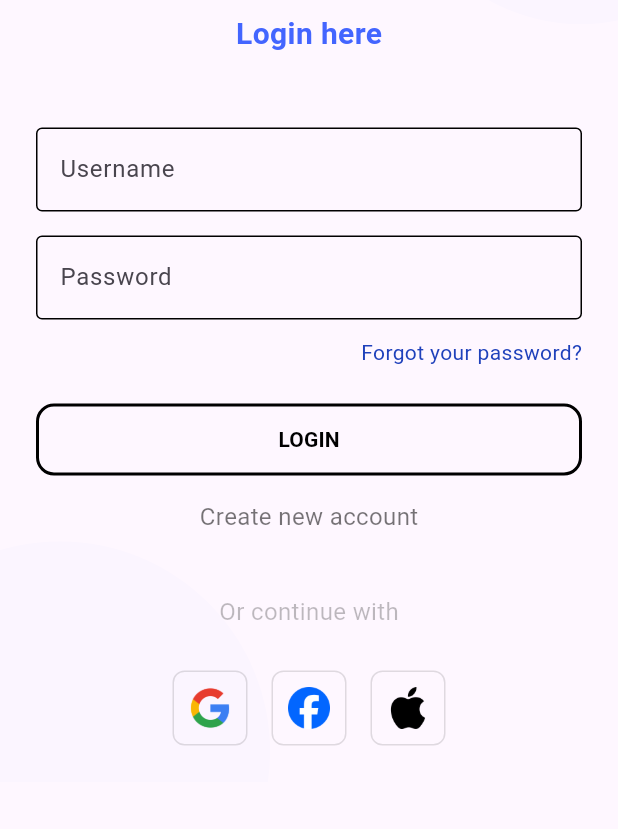
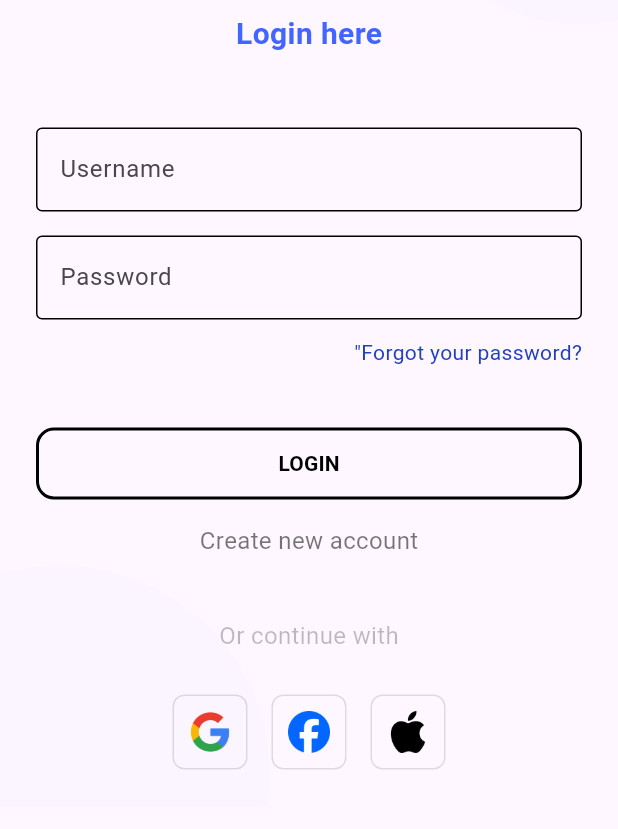
Before and after one commit to Reyhankunlah/TugasFlutterToDoList_22_03, a Flutter app: the screen it shows after launch, after a tap on "LOGIN", on a phone screen of 412 x 824 dp, the part 201-1030 px from its top. Run offline on Flutter 3.47's test engine with Material 3 defaults, Android fonts, the phone set to English and light mode, and no system bars; our stand-ins replace get.

```diff
--- a/lib/Bindings/appBinding.dart
+++ b/lib/Bindings/appBinding.dart
@@ -10,6 +10,6 @@ class Appbinding extends Bindings {
     Get.lazyPut(() => LoginpageController());
     Get.lazyPut(() => EditTodoController(), fenix: true);
     Get.lazyPut(() => MainnavController(), fenix: true);
-    Get.lazyPut(() => TaskController(), fenix: true); // <— cukup lazyPut
+    Get.lazyPut(() => TaskController(), fenix: true);
   }
 }
--- a/lib/Controllers/loginPage_controller.dart
+++ b/lib/Controllers/loginPage_controller.dart
@@ -29,7 +29,7 @@ class LoginpageController extends GetxController {
     isLoading.value = false;
 
     // pindah halaman
-    Get.toNamed(AppRoutes.mainNavPage);
+    Get.offNamed(AppRoutes.mainNavPage);
   }
 
   @override
--- a/lib/Pages/login_page.dart
+++ b/lib/Pages/login_page.dart
@@ -85,14 +85,12 @@ class LoginPage extends StatelessWidget {
                   // ===== Forgot password =====
                   Align(
                     alignment: Alignment.centerRight,
-                    child: GestureDetector(
+                    child: InkWell(
                       onTap: () {},
-                      child: Text(
-                        "Forgot your password?",
-                        style: TextStyle(
-                          color: CustomColor.blueSecondary,
-                          fontSize: 14,
-                        ),
+                      child: CustomText(
+                        myText: '"Forgot your password?',
+                        fontColor: CustomColor.blueSecondary,
+                        fontSize: 14,
                       ),
                     ),
                   ),
@@ -118,7 +116,7 @@ class LoginPage extends StatelessWidget {
 
                   // ===== Create account =====
                   Center(
-                    child: GestureDetector(
+                    child: InkWell(
                       onTap: () {},
                       child: const CustomText(
                         myText: 'Create new account',
--- a/lib/Routes/pages.dart
+++ b/lib/Routes/pages.dart
@@ -1,4 +1,3 @@
-import 'package:flutter_todolist/Bindings/appBinding.dart';
 import 'package:flutter_todolist/Pages/editTodo_page.dart';
 import 'package:flutter_todolist/Pages/login_page.dart';
 import 'package:flutter_todolist/Pages/nav/mainNav_page.dart';
@@ -11,10 +10,6 @@ class AppPages {
     GetPage(name: AppRoutes.loginPage, page: () => LoginPage()),
     GetPage(name: AppRoutes.toDoPage, page: () => ToDoPage()),
     GetPage(name: AppRoutes.editToDoPage, page: () => EditTodoPage()),
-    GetPage(
-      name: AppRoutes.mainNav,
-      page: () => MainnavPage(),
-      binding: Appbinding(),
-    ),
+    GetPage(name: AppRoutes.mainNav, page: () => MainnavPage()),
   ];
 }
```
Also changed, not shown: lib/Pages/toDo_page.dart (+4 -5 lines).
